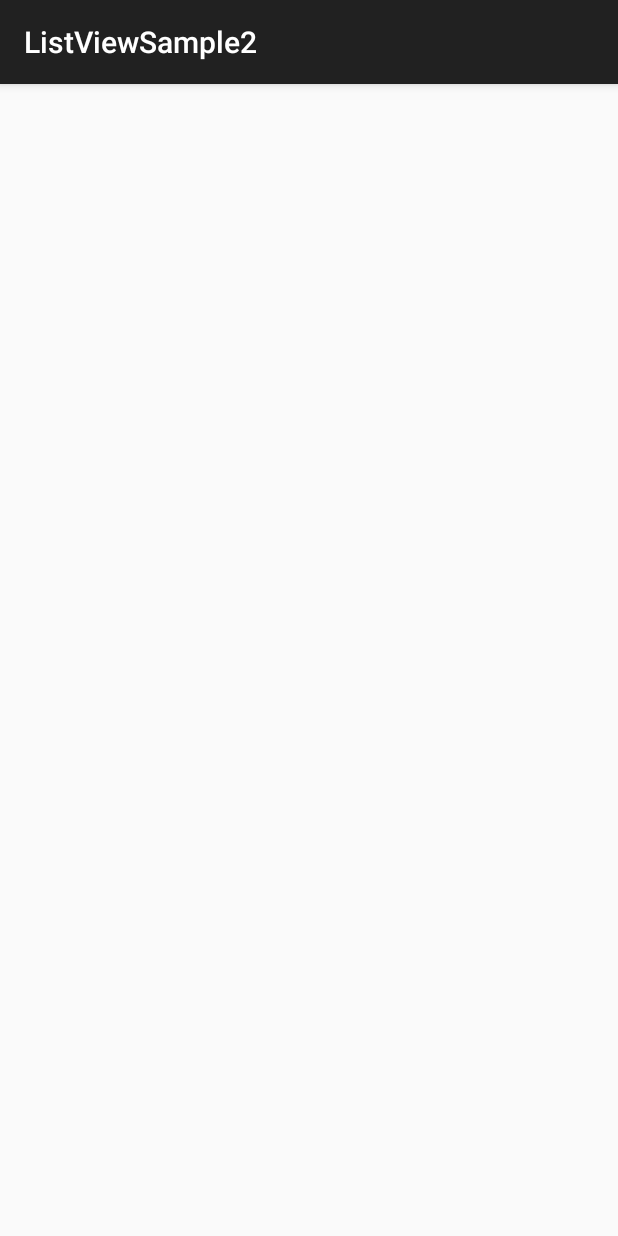
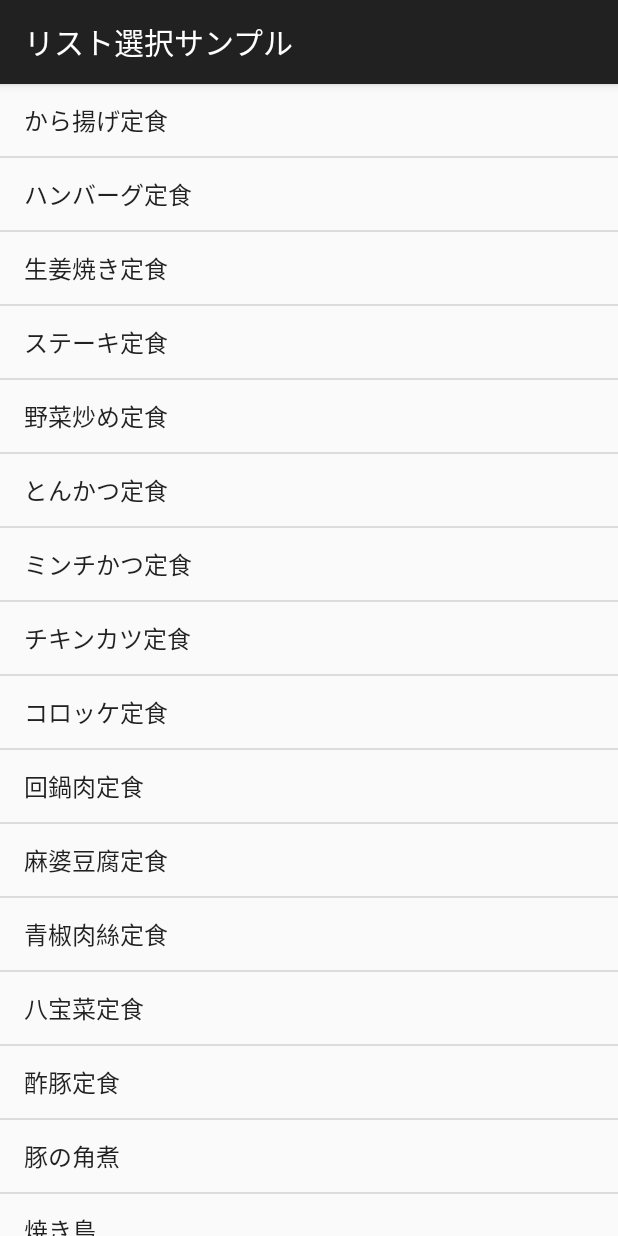
Before and after one commit to imakyo97/AndroidStudy, an Android app: the screen it shows after launch (MainActivity), on a phone screen of 412 x 824 dp. Run offline under Robolectric (Android 15) with nearby library versions, the phone set to English and light mode, and no system bars.

Commit message:
ダイアログを実装

```diff
--- a/ListViewSample2/app/src/main/java/com/example/listviewsample2/MainActivity.kt
+++ b/ListViewSample2/app/src/main/java/com/example/listviewsample2/MainActivity.kt
@@ -1,11 +1,29 @@
 package com.example.listviewsample2
 
 import android.os.Bundle
+import android.view.View
+import android.widget.AdapterView
+import android.widget.ArrayAdapter
+import android.widget.ListView
 import androidx.appcompat.app.AppCompatActivity
 
 class MainActivity : AppCompatActivity() {
     override fun onCreate(savedInstanceState: Bundle?) {
         super.onCreate(savedInstanceState)
         setContentView(R.layout.activity_main)
+
+        val lvMenu = findViewById<ListView>(R.id.lvMenu)
+        var menuList = mutableListOf("から揚げ定食", "ハンバーグ定食", "生姜焼き定食", "ステーキ定食", "野菜炒め定食", "とんかつ定食", "ミンチかつ定食", "チキンカツ定食", "コロッケ定食",  "回鍋肉定食", "麻婆豆腐定食", "青椒肉絲定食", "八宝菜定食", "酢豚定食", "豚の角煮", "焼き鳥", "焼き魚定食", "焼肉定食")
+        val adapter = ArrayAdapter(this@MainActivity, android.R.layout.simple_list_item_1, menuList)
+        lvMenu.adapter = adapter
+
+        lvMenu.onItemClickListener = ListItemClickListener()
+    }
+
+    private inner class ListItemClickListener: AdapterView.OnItemClickListener {
+        override fun onItemClick(parent: AdapterView<*>?, view: View?, position: Int, id: Long) {
+            val dialogFragment = OrderConfirmDialogFragment()
+            dialogFragment.show(supportFragmentManager, "OrderConfirmDialogFragment")
+        }
     }
 }
--- a/ListViewSample2/app/src/main/res/layout/activity_main.xml
+++ b/ListViewSample2/app/src/main/res/layout/activity_main.xml
@@ -1,5 +1,7 @@
 <?xml version="1.0" encoding="utf-8"?>
-<ListView xmlns:android="http://schemas.android.com/apk/res/android"
+<ListView
+    xmlns:android="http://schemas.android.com/apk/res/android"
+    android:id="@+id/lvMenu"
     android:layout_width="match_parent"
     android:layout_height="match_parent">
 
```
Also changed, not shown: ListViewSample2/app/src/main/java/com/example/listviewsample2/OrderConfirmDialogFragment.kt (added, +36 -0 lines), ListViewSample2/app/src/main/res/values/strings.xml (+9 -1 lines).
